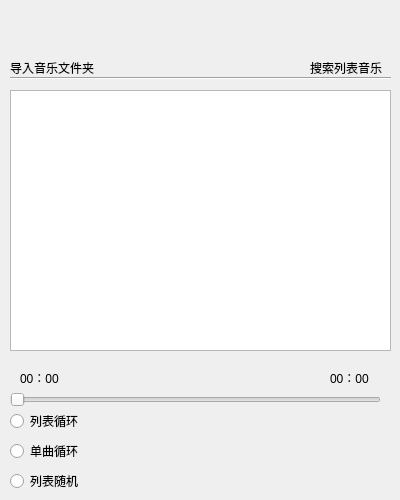
First picture: the form in widget.ui, repository EmoLorry/Cplus-Project, before the edit.
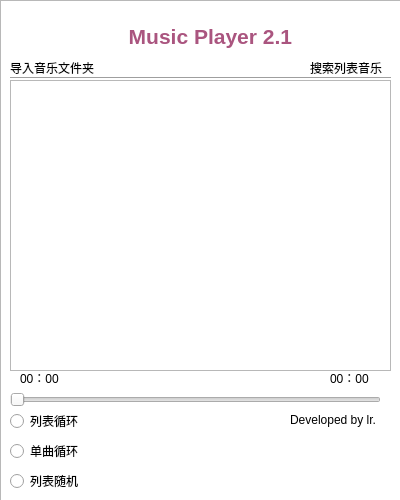
Second picture: the form after the edit. Icons and pictures are not drawn.

Commit message: edition2.1,优化了ui界面

Patch:
```diff
--- a/widget.ui
+++ b/widget.ui
@@ -2,6 +2,9 @@
 <ui version="4.0">
  <class>Widget</class>
  <widget class="QWidget" name="Widget">
+  <property name="enabled">
+   <bool>true</bool>
+  </property>
   <property name="geometry">
    <rect>
     <x>0</x>
@@ -25,6 +28,9 @@
   <property name="windowTitle">
    <string>Widget</string>
   </property>
+  <property name="autoFillBackground">
+   <bool>false</bool>
+  </property>
   <property name="styleSheet">
    <string notr="true">QPushButton:hover
 {
@@ -34,6 +40,11 @@
 
 
 
+
+
+
+
+
 </string>
   </property>
   <widget class="QPushButton" name="pushButton_3">
@@ -41,12 +52,12 @@
     <rect>
      <x>100</x>
      <y>450</y>
-     <width>31</width>
+     <width>41</width>
      <height>41</height>
     </rect>
    </property>
    <property name="styleSheet">
-    <string notr="true">background-image: url(:/C:/Users/28301/Desktop/assets/163633.png);</string>
+    <string notr="true">background-image: url(:/new/prefix5/C:/Users/28301/Desktop/assets/003700.png);</string>
    </property>
    <property name="text">
     <string/>
@@ -58,14 +69,14 @@
   <widget class="QPushButton" name="pushButton_4">
    <property name="geometry">
     <rect>
-     <x>150</x>
-     <y>410</y>
-     <width>91</width>
-     <height>81</height>
+     <x>170</x>
+     <y>450</y>
+     <width>41</width>
+     <height>41</height>
     </rect>
    </property>
    <property name="styleSheet">
-    <string notr="true">background-image: url(:/C:/Users/28301/Desktop/assets/163649.png);</string>
+    <string notr="true">background-image: url(:/new/prefix5/C:/Users/28301/Desktop/assets/004607.png);</string>
    </property>
    <property name="text">
     <string/>
@@ -77,14 +88,14 @@
   <widget class="QPushButton" name="pushButton_7">
    <property name="geometry">
     <rect>
-     <x>260</x>
+     <x>240</x>
      <y>450</y>
-     <width>31</width>
+     <width>41</width>
      <height>41</height>
     </rect>
    </property>
    <property name="styleSheet">
-    <string notr="true">background-image: url(:/new/prefix2/C:/Users/28301/Desktop/assets/195539.png);</string>
+    <string notr="true">background-image: url(:/new/prefix5/C:/Users/28301/Desktop/assets/002907.png);</string>
    </property>
    <property name="text">
     <string/>
@@ -103,7 +114,7 @@
     </rect>
    </property>
    <property name="styleSheet">
-    <string notr="true">background-image: url(:/C:/Users/28301/Desktop/assets/163804.png);</string>
+    <string notr="true">background-image: url(:/n/C:/Users/28301/Desktop/assets/224128.png);</string>
    </property>
    <property name="text">
     <string/>
@@ -122,7 +133,9 @@
     </rect>
    </property>
    <property name="styleSheet">
-    <string notr="true">background-image: url(:/C:/Users/28301/Desktop/assets/163418.png);</string>
+    <string notr="true">
+background-image: url(:/C:/Users/28301/Desktop/assets/221434.png);
+</string>
    </property>
    <property name="text">
     <string/>
@@ -132,14 +145,23 @@
    </property>
   </widget>
   <widget class="QListWidget" name="listWidget">
+   <property name="enabled">
+    <bool>true</bool>
+   </property>
    <property name="geometry">
     <rect>
      <x>10</x>
-     <y>90</y>
+     <y>80</y>
      <width>381</width>
-     <height>261</height>
+     <height>291</height>
     </rect>
    </property>
+   <property name="autoFillBackground">
+    <bool>false</bool>
+   </property>
+   <property name="styleSheet">
+    <string notr="true">background-image: url(:/new/prefix4/C:/Users/28301/Desktop/assets/231327.png);</string>
+   </property>
   </widget>
   <widget class="QSlider" name="pcslider">
    <property name="geometry">
@@ -229,7 +251,7 @@
     </rect>
    </property>
    <property name="styleSheet">
-    <string notr="true">background-image: url(:/new/prefix1/C:/Users/28301/Desktop/assets/200923.png);</string>
+    <string notr="true">background-image: url(:/n/C:/Users/28301/Desktop/assets/221605.png);</string>
    </property>
    <property name="text">
     <string/>
@@ -286,6 +308,63 @@
     <string notr="true">buttonGroup</string>
    </attribute>
   </widget>
+  <widget class="QListView" name="listView">
+   <property name="geometry">
+    <rect>
+     <x>0</x>
+     <y>0</y>
+     <width>401</width>
+     <height>501</height>
+    </rect>
+   </property>
+   <property name="styleSheet">
+    <string notr="true">
+border-image: url(:/C:/Users/28301/Desktop/assets/wallhaven-yjww1l.png);</string>
+   </property>
+   <property name="frameShape">
+    <enum>QFrame::StyledPanel</enum>
+   </property>
+  </widget>
+  <widget class="QTextBrowser" name="textBrowser">
+   <property name="geometry">
+    <rect>
+     <x>120</x>
+     <y>20</y>
+     <width>191</width>
+     <height>41</height>
+    </rect>
+   </property>
+   <property name="frameShape">
+    <enum>QFrame::NoFrame</enum>
+   </property>
+   <property name="lineWrapMode">
+    <enum>QTextEdit::WidgetWidth</enum>
+   </property>
+   <property name="html">
+    <string>&lt;!DOCTYPE HTML PUBLIC &quot;-//W3C//DTD HTML 4.0//EN&quot; &quot;http://www.w3.org/TR/REC-html40/strict.dtd&quot;&gt;
+&lt;html&gt;&lt;head&gt;&lt;meta name=&quot;qrichtext&quot; content=&quot;1&quot; /&gt;&lt;meta charset=&quot;utf-8&quot; /&gt;&lt;style type=&quot;text/css&quot;&gt;
+p, li { white-space: pre-wrap; }
+hr { height: 1px; border-width: 0; }
+li.unchecked::marker { content: &quot;\2610&quot;; }
+li.checked::marker { content: &quot;\2612&quot;; }
+&lt;/style&gt;&lt;/head&gt;&lt;body style=&quot; font-family:'Microsoft YaHei UI'; font-size:9pt; font-weight:400; font-style:normal;&quot;&gt;
+&lt;p align=&quot;center&quot; style=&quot; margin-top:0px; margin-bottom:0px; margin-left:0px; margin-right:0px; -qt-block-indent:0; text-indent:0px;&quot;&gt;&lt;span style=&quot; font-size:16pt; font-weight:700; color:#aa557f;&quot;&gt;Music Player 2.1 &lt;/span&gt;&lt;span style=&quot; font-size:12pt; font-weight:700; color:#aa557f;&quot;&gt; &lt;/span&gt;&lt;/p&gt;&lt;/body&gt;&lt;/html&gt;</string>
+   </property>
+  </widget>
+  <widget class="QLabel" name="label_3">
+   <property name="geometry">
+    <rect>
+     <x>290</x>
+     <y>410</y>
+     <width>91</width>
+     <height>20</height>
+    </rect>
+   </property>
+   <property name="text">
+    <string>Developed by lr.</string>
+   </property>
+  </widget>
+  <zorder>listView</zorder>
   <zorder>pushButton_4</zorder>
   <zorder>pushButton_7</zorder>
   <zorder>pushButton_8</zorder>
@@ -302,6 +381,8 @@
   <zorder>radioButton</zorder>
   <zorder>radioButton_2</zorder>
   <zorder>radioButton_3</zorder>
+  <zorder>textBrowser</zorder>
+  <zorder>label_3</zorder>
  </widget>
  <resources/>
  <connections/>
```
The commit also changes 7 other files.
